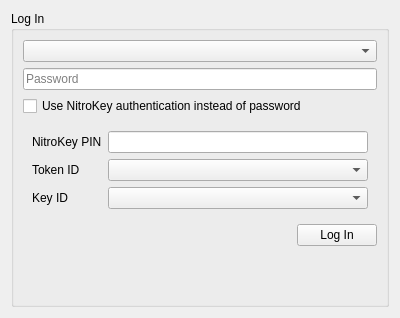
Before: the Qt Designer form parsec/core/gui/forms/login_login_widget.ui in Scille/parsec-cloud, drawn with Qt 5.
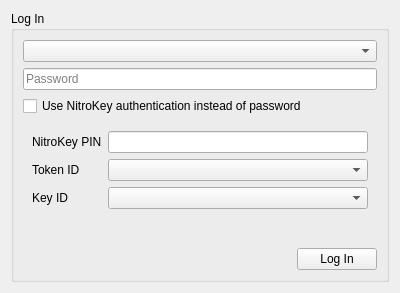
After: the same form once the commit is applied.

Commit message: [GUI] Added better error handling

What changed in the file:
```diff
--- a/parsec/core/gui/forms/login_login_widget.ui
+++ b/parsec/core/gui/forms/login_login_widget.ui
@@ -7,7 +7,7 @@
     <x>0</x>
     <y>0</y>
     <width>400</width>
-    <height>318</height>
+    <height>293</height>
    </rect>
   </property>
   <property name="windowTitle">
@@ -111,23 +111,6 @@
         </item>
        </layout>
       </item>
-      <item>
-       <widget class="QLabel" name="label_error">
-        <property name="font">
-         <font>
-          <pointsize>12</pointsize>
-          <weight>75</weight>
-          <bold>true</bold>
-         </font>
-        </property>
-        <property name="text">
-         <string/>
-        </property>
-        <property name="alignment">
-         <set>Qt::AlignCenter</set>
-        </property>
-       </widget>
-      </item>
      </layout>
     </widget>
    </item>
```
The commit also changes 29 other files.
